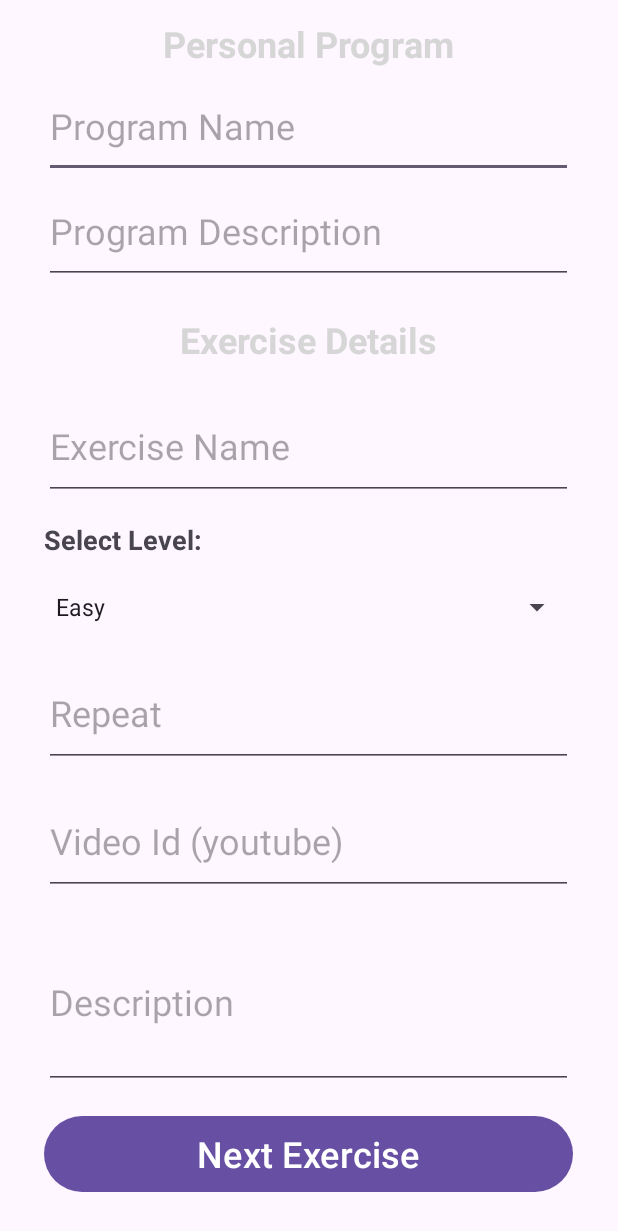
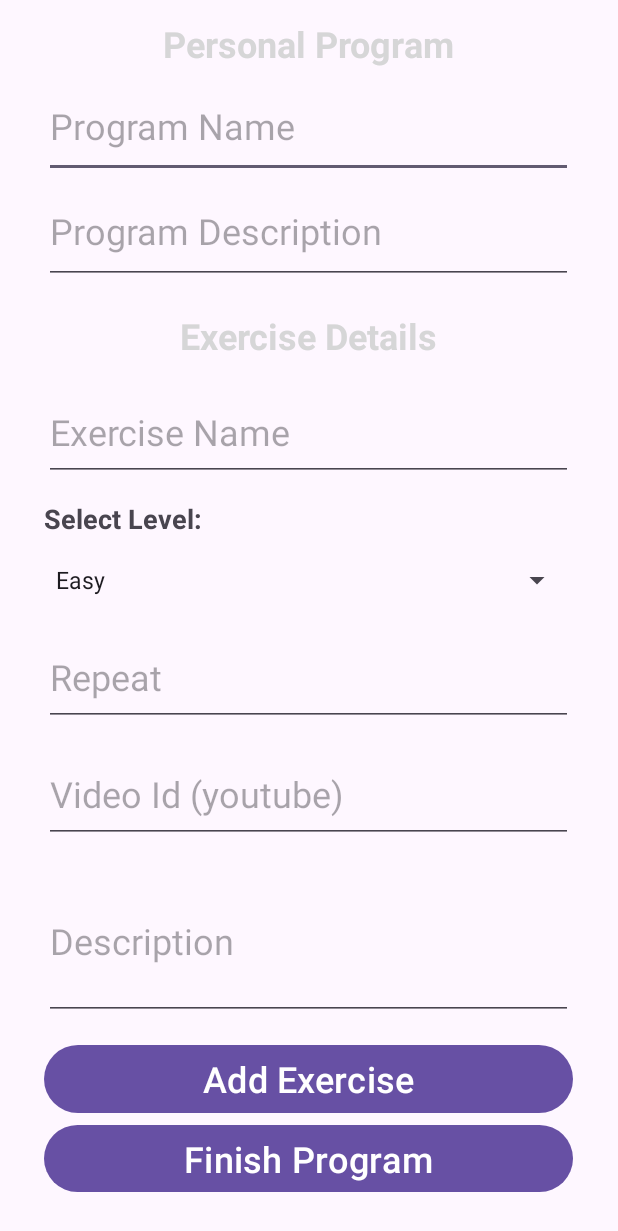
Before and after one commit to za6200/CourtMaster, an Android app: the Personal_Program screen opened directly, with no data from a screen before it, on a phone screen of 412 x 824 dp. Shown: the top 1231 px of the screen. Run offline under Robolectric (Android 15) with nearby library versions, the phone set to English and light mode, and no system bars; our stand-ins replace Firebase (no records; nobody signed in at launch, a user with empty details on screens opened directly).

Commit message:
finished Personal_Program.java and put in fire base

```diff
--- a/app/src/main/java/com/example/courtmaster/Training_Program.java
+++ b/app/src/main/java/com/example/courtmaster/Training_Program.java
@@ -1,12 +1,13 @@
 package com.example.courtmaster;
 
+import java.util.ArrayList;
 import java.util.List;
 import java.io.Serializable;
 
 public class Training_Program extends Exercise implements Serializable{
     private String name;
     private String description;
-    private List<Exercise> program;
+    private List<Exercise> program = new ArrayList<>();
 
     public Training_Program(){
 
--- a/app/src/main/res/layout/activity_personal_program.xml
+++ b/app/src/main/res/layout/activity_personal_program.xml
@@ -202,7 +202,15 @@
                     android:layout_height="0dp"
                     android:layout_weight="4"
                     android:onClick="Next_Exercise"
-                    android:text="Next Exercise"
+                    android:text="Add Exercise"
+                    android:textSize="24sp" />
+
+                <Button
+                    android:id="@+id/Finish"
+                    android:layout_width="match_parent"
+                    android:layout_height="wrap_content"
+                    android:onClick="Finish"
+                    android:text="Finish Program"
                     android:textSize="24sp" />
 
             </LinearLayout>
```
Also changed, not shown: app/src/main/java/com/example/courtmaster/Personal_Program.java (+74 -12 lines).
